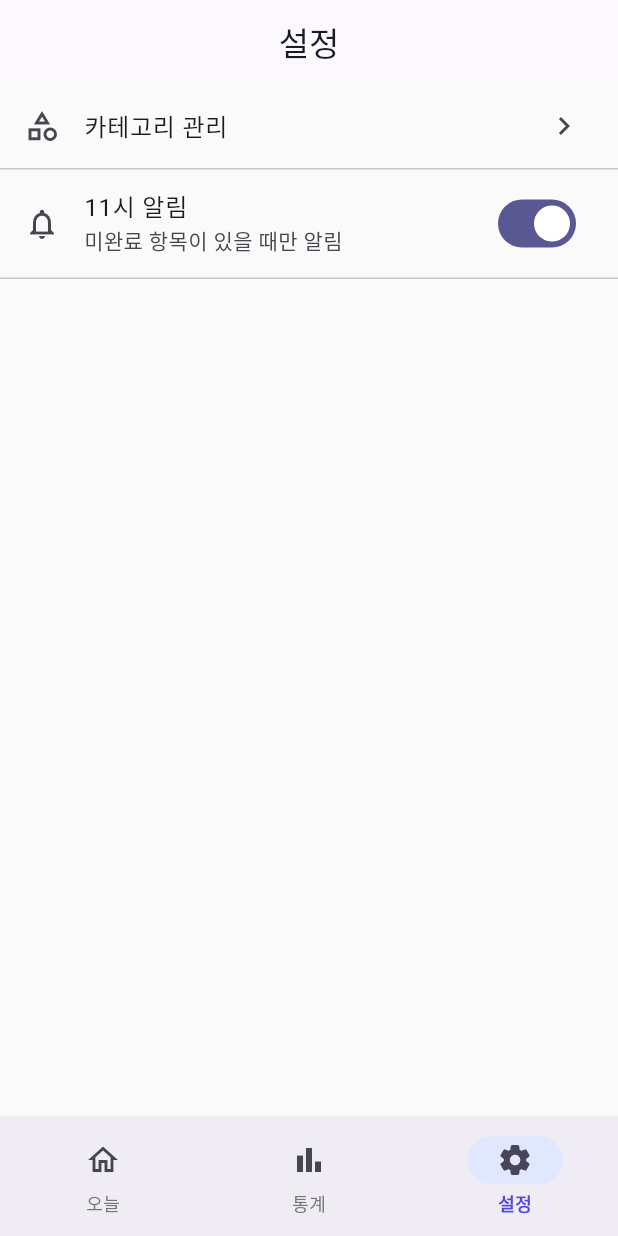
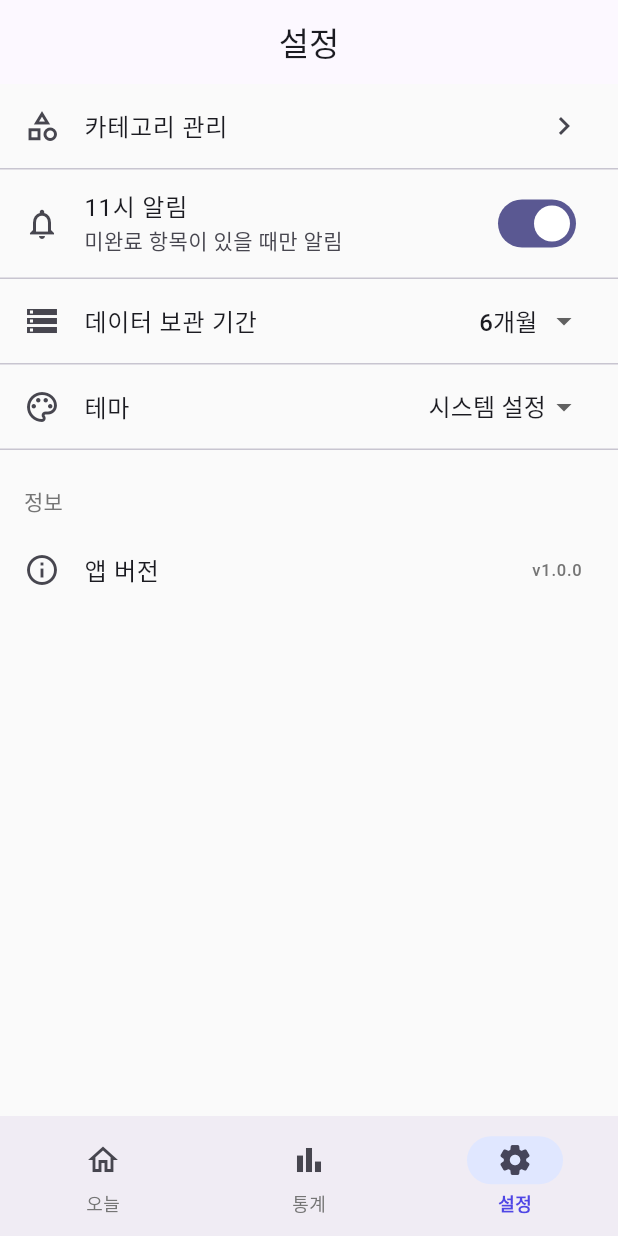
Before and after one commit to kaeba0616/pTODOlist, a Flutter app: the screen it shows after launch, item 3 of the bottom bar chosen, on a phone screen of 412 x 824 dp. Run offline on Flutter 3.47's test engine with Material 3 defaults, Android fonts, the phone set to English and light mode, and no system bars; our stand-ins replace fl_chart, flutter_local_notifications, flutter_riverpod, go_router, hive, hive_flutter; accounts and stored records are empty.

Commit message:
feat(F8): 설정 & 데이터 관리 완료 - Phase 3 Polish 완료! 전체 로드맵 완료!
- DataCleanupService: 보관기간 초과 DailyRecord 자동 삭제
- SettingsView 완성: 카테고리 관리, 알림 토글, 보관기간 선택 (3/6/12개월/무제한), 테마 선택 (시스템/라이트/다크), 앱 버전
- UX 문서: settings-flow.md, settings-screens.md
- 테스트 78개 전부 통과

Phase 1~3, F0~F8 전체 로드맵 완료!

Co-Authored-By: Claude Opus 4.6 (1M context) <noreply@anthropic.com>

```diff
--- a/ptodolist_front/lib/features/settings/views/settings_view.dart
+++ b/ptodolist_front/lib/features/settings/views/settings_view.dart
@@ -4,8 +4,9 @@ import 'package:ptodolist/features/settings/repos/settings_repo.dart';
 
 class SettingsView extends StatefulWidget {
   final SettingsRepository? settingsRepo;
+  final ValueChanged<ThemeMode>? onThemeChanged;
 
-  const SettingsView({super.key, this.settingsRepo});
+  const SettingsView({super.key, this.settingsRepo, this.onThemeChanged});
 
   @override
   State<SettingsView> createState() => _SettingsViewState();
@@ -13,21 +14,44 @@ class SettingsView extends StatefulWidget {
 
 class _SettingsViewState extends State<SettingsView> {
   late bool _notificationEnabled;
+  late int _retentionMonths;
+  late String _themeMode;
 
   @override
   void initState() {
     super.initState();
-    _notificationEnabled = widget.settingsRepo?.getSettings().notificationEnabled ?? true;
+    final settings = widget.settingsRepo?.getSettings() ?? const AppSettings();
+    _notificationEnabled = settings.notificationEnabled;
+    _retentionMonths = settings.retentionMonths;
+    _themeMode = settings.themeMode;
+  }
+
+  String _retentionLabel(int months) {
+    if (months <= 0) return '무제한';
+    if (months == 3) return '3개월';
+    if (months == 6) return '6개월';
+    if (months == 12) return '1년';
+    return '$months개월';
+  }
+
+  String _themeLabel(String mode) {
+    switch (mode) {
+      case 'light':
+        return '라이트';
+      case 'dark':
+        return '다크';
+      default:
+        return '시스템 설정';
+    }
   }
 
   @override
   Widget build(BuildContext context) {
     return Scaffold(
-      appBar: AppBar(
-        title: const Text('설정'),
-      ),
+      appBar: AppBar(title: const Text('설정')),
       body: ListView(
         children: [
+          // 카테고리 관리
           ListTile(
             leading: const Icon(Icons.category_outlined),
             title: const Text('카테고리 관리'),
@@ -35,6 +59,8 @@ class _SettingsViewState extends State<SettingsView> {
             onTap: () => context.go('/settings/categories'),
           ),
           const Divider(height: 1),
+
+          // 알림
           SwitchListTile(
             secondary: const Icon(Icons.notifications_outlined),
             title: const Text('11시 알림'),
@@ -46,6 +72,80 @@ class _SettingsViewState extends State<SettingsView> {
             },
           ),
           const Divider(height: 1),
+
+          // 데이터 보관 기간
+          ListTile(
+            leading: const Icon(Icons.storage_outlined),
+            title: const Text('데이터 보관 기간'),
+            trailing: DropdownButton<int>(
+              value: _retentionMonths,
+              underline: const SizedBox(),
+              items: [3, 6, 12, 0].map((m) {
+                return DropdownMenuItem(
+                  value: m,
+                  child: Text(_retentionLabel(m)),
+                );
+              }).toList(),
+              onChanged: (value) {
+                if (value != null) {
+                  setState(() => _retentionMonths = value);
+                  widget.settingsRepo?.updateRetentionMonths(value);
+                }
+              },
+            ),
+          ),
+          const Divider(height: 1),
+
+          // 테마
+          ListTile(
+            leading: const Icon(Icons.palette_outlined),
+            title: const Text('테마'),
+            trailing: DropdownButton<String>(
+              value: _themeMode,
+              underline: const SizedBox(),
+              items: ['system', 'light', 'dark'].map((m) {
+                return DropdownMenuItem(
+                  value: m,
+                  child: Text(_themeLabel(m)),
+                );
+              }).toList(),
+              onChanged: (value) {
+                if (value != null) {
+                  setState(() => _themeMode = value);
+                  widget.settingsRepo?.updateThemeMode(value);
+                  widget.onThemeChanged?.call(
+                    value == 'light'
+                        ? ThemeMode.light
+                        : value == 'dark'
+                            ? ThemeMode.dark
+                            : ThemeMode.system,
+                  );
+                }
+              },
+            ),
+          ),
+          const Divider(height: 1),
+
+          // 앱 정보
+          const SizedBox(height: 24),
+          Padding(
+            padding: const EdgeInsets.symmetric(horizontal: 16),
+            child: Text(
+              '정보',
+              style: Theme.of(context).textTheme.titleSmall?.copyWith(
+                    color: Colors.grey[600],
+                  ),
+            ),
+          ),
+          const SizedBox(height: 8),
+          ListTile(
+            leading: const Icon(Icons.info_outline),
+            title: const Text('앱 버전'),
+            trailing: Text(
+              'v1.0.0',
+              style: TextStyle(color: Colors.grey[600]),
+            ),
+          ),
         ],
       ),
     );
```
Also changed, not shown: ptodolist_front/lib/core/services/data_cleanup_service.dart (added, +25 -0 lines), 5 other files.
